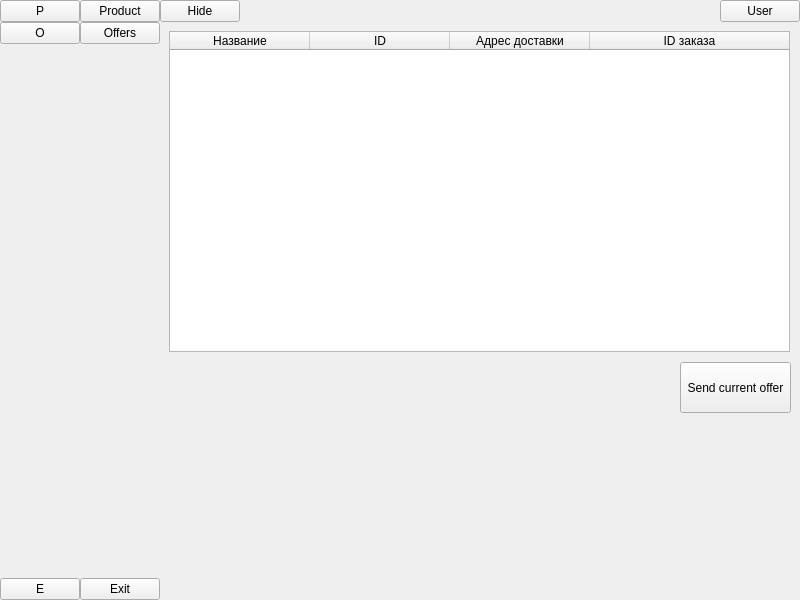
First picture: the form in crmapp.ui, repository tr1plejj/crm-v1-app, before the edit.
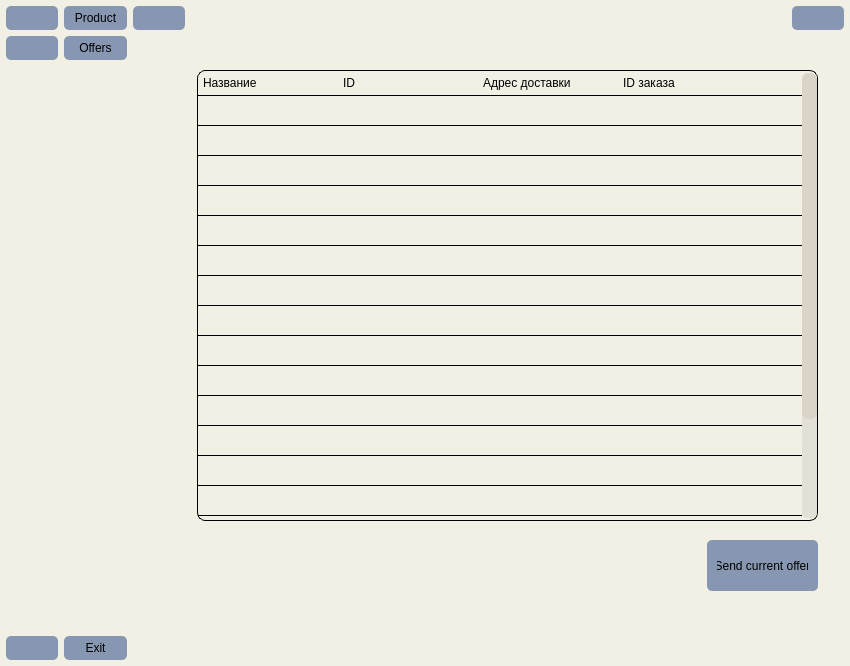
Second picture: the form after the edit. The open tabs and pages were chosen to show the change. Icons and pictures are not drawn.

The edit to the form file:
```diff
--- a/crmapp.ui
+++ b/crmapp.ui
@@ -6,14 +6,40 @@
    <rect>
     <x>0</x>
     <y>0</y>
-    <width>800</width>
-    <height>600</height>
+    <width>850</width>
+    <height>666</height>
    </rect>
   </property>
   <property name="windowTitle">
    <string>MainWindow</string>
   </property>
+  <property name="styleSheet">
+   <string notr="true">QMainWindow {
+	background-color: rgb(242, 239, 229);
+}
+QPushButton {
+	background-color: rgb(135, 151, 178);
+	padding: 5px 10px;
+	border-radius: 5px;
+}
+QPushButton:hover {
+	background-color: rgb(109, 138, 150);
+}
+QPushButton:checked {
+	background-color: rgb(52, 52, 74);
+	border: none;
+	color: rgb(247, 247, 247);
+}
+QPushButton:pressed {
+	border: none;
+	background-color: rgb(93, 112, 127);
+}
+</string>
+  </property>
   <widget class="QWidget" name="centralwidget">
+   <property name="styleSheet">
+    <string notr="true"/>
+   </property>
    <layout class="QGridLayout" name="gridLayout">
     <property name="leftMargin">
      <number>0</number>
@@ -37,7 +63,7 @@
         <number>0</number>
        </property>
        <property name="leftMargin">
-        <number>0</number>
+        <number>6</number>
        </property>
        <property name="topMargin">
         <number>0</number>
@@ -46,14 +72,43 @@
         <number>0</number>
        </property>
        <property name="bottomMargin">
-        <number>0</number>
+        <number>6</number>
        </property>
        <item>
         <layout class="QVBoxLayout" name="verticalLayout">
+         <property name="spacing">
+          <number>6</number>
+         </property>
+         <property name="topMargin">
+          <number>6</number>
+         </property>
+         <property name="bottomMargin">
+          <number>0</number>
+         </property>
          <item>
           <widget class="QPushButton" name="product_btn1">
+           <property name="enabled">
+            <bool>true</bool>
+           </property>
+           <property name="minimumSize">
+            <size>
+             <width>0</width>
+             <height>0</height>
+            </size>
+           </property>
            <property name="text">
-            <string>P</string>
+            <string/>
+           </property>
+           <property name="icon">
+            <iconset resource="icons/resource.qrc">
+             <normaloff>:/icons/product-64.ico</normaloff>
+             <normalon>:/icons/product-64-pressed.ico</normalon>:/icons/product-64.ico</iconset>
+           </property>
+           <property name="iconSize">
+            <size>
+             <width>20</width>
+             <height>20</height>
+            </size>
            </property>
            <property name="checkable">
             <bool>true</bool>
@@ -61,12 +116,26 @@
            <property name="autoExclusive">
             <bool>true</bool>
            </property>
+           <property name="flat">
+            <bool>false</bool>
+           </property>
           </widget>
          </item>
          <item>
           <widget class="QPushButton" name="offers_btn1">
            <property name="text">
-            <string>O</string>
+            <string/>
+           </property>
+           <property name="icon">
+            <iconset resource="icons/resource.qrc">
+             <normaloff>:/icons/activity-feed-64.ico</normaloff>
+             <normalon>:/icons/activity-feed-64-pressed.ico</normalon>:/icons/activity-feed-64.ico</iconset>
+           </property>
+           <property name="iconSize">
+            <size>
+             <width>20</width>
+             <height>20</height>
+            </size>
            </property>
            <property name="checkable">
             <bool>true</bool>
@@ -74,6 +143,9 @@
            <property name="autoExclusive">
             <bool>true</bool>
            </property>
+           <property name="flat">
+            <bool>false</bool>
+           </property>
           </widget>
          </item>
         </layout>
@@ -94,7 +166,20 @@
        <item>
         <widget class="QPushButton" name="exit_btn1">
          <property name="text">
-          <string>E</string>
+          <string/>
+         </property>
+         <property name="icon">
+          <iconset resource="icons/resource.qrc">
+           <normaloff>:/icons/close-window-64.ico</normaloff>:/icons/close-window-64.ico</iconset>
+         </property>
+         <property name="iconSize">
+          <size>
+           <width>20</width>
+           <height>20</height>
+          </size>
+         </property>
+         <property name="flat">
+          <bool>false</bool>
          </property>
         </widget>
        </item>
@@ -108,7 +193,7 @@
         <number>0</number>
        </property>
        <property name="leftMargin">
-        <number>0</number>
+        <number>6</number>
        </property>
        <property name="topMargin">
         <number>0</number>
@@ -117,21 +202,42 @@
         <number>0</number>
        </property>
        <property name="bottomMargin">
-        <number>0</number>
+        <number>6</number>
        </property>
        <item>
         <layout class="QVBoxLayout" name="verticalLayout_3">
+         <property name="spacing">
+          <number>6</number>
+         </property>
+         <property name="topMargin">
+          <number>6</number>
+         </property>
          <item>
           <widget class="QPushButton" name="product_btn2">
            <property name="text">
             <string>Product</string>
            </property>
+           <property name="icon">
+            <iconset>
+             <selectedoff>:/icons/product-64.ico</selectedoff>
+             <selectedon>:/icons/product-64-pressed.ico</selectedon>
+            </iconset>
+           </property>
+           <property name="iconSize">
+            <size>
+             <width>20</width>
+             <height>20</height>
+            </size>
+           </property>
            <property name="checkable">
             <bool>true</bool>
            </property>
            <property name="autoExclusive">
             <bool>true</bool>
            </property>
+           <property name="flat">
+            <bool>false</bool>
+           </property>
           </widget>
          </item>
          <item>
@@ -139,12 +245,26 @@
            <property name="text">
             <string>Offers</string>
            </property>
+           <property name="icon">
+            <iconset resource="icons/resource.qrc">
+             <normaloff>:/icons/activity-feed-64.ico</normaloff>
+             <normalon>:/icons/activity-feed-64-pressed.ico</normalon>:/icons/activity-feed-64.ico</iconset>
+           </property>
+           <property name="iconSize">
+            <size>
+             <width>20</width>
+             <height>20</height>
+            </size>
+           </property>
            <property name="checkable">
             <bool>true</bool>
            </property>
            <property name="autoExclusive">
             <bool>true</bool>
            </property>
+           <property name="flat">
+            <bool>false</bool>
+           </property>
           </widget>
          </item>
         </layout>
@@ -167,6 +287,19 @@
          <property name="text">
           <string>Exit</string>
          </property>
+         <property name="icon">
+          <iconset resource="icons/resource.qrc">
+           <normaloff>:/icons/close-window-64.ico</normaloff>:/icons/close-window-64.ico</iconset>
+         </property>
+         <property name="iconSize">
+          <size>
+           <width>20</width>
+           <height>20</height>
+          </size>
+         </property>
+         <property name="flat">
+          <bool>false</bool>
+         </property>
         </widget>
        </item>
       </layout>
@@ -197,25 +330,55 @@
            <number>0</number>
           </property>
           <property name="leftMargin">
-           <number>0</number>
+           <number>6</number>
           </property>
           <property name="topMargin">
-           <number>0</number>
+           <number>6</number>
           </property>
           <property name="rightMargin">
-           <number>0</number>
+           <number>6</number>
           </property>
           <property name="bottomMargin">
            <number>0</number>
           </property>
           <item>
            <widget class="QPushButton" name="sidebar_hide_btn">
+            <property name="autoFillBackground">
+             <bool>false</bool>
+            </property>
+            <property name="styleSheet">
+             <string notr="true">QPushButton:checked {
+	background-color: rgb(135, 151, 178);
+}
+QPushButton:hover {
+	background-color: rgb(135, 151, 178);
+}</string>
+            </property>
             <property name="text">
-             <string>Hide</string>
+             <string/>
+            </property>
+            <property name="icon">
+             <iconset resource="icons/resource.qrc">
+              <normaloff>:/icons/menu-4-64.ico</normaloff>:/icons/menu-4-64.ico</iconset>
+            </property>
+            <property name="iconSize">
+             <size>
+              <width>20</width>
+              <height>20</height>
+             </size>
             </property>
             <property name="checkable">
              <bool>true</bool>
             </property>
+            <property name="checked">
+             <bool>false</bool>
+            </property>
+            <property name="autoExclusive">
+             <bool>false</bool>
+            </property>
+            <property name="flat">
+             <bool>false</bool>
+            </property>
            </widget>
           </item>
           <item>
@@ -233,15 +396,53 @@
           </item>
           <item>
            <widget class="QPushButton" name="user_btn">
+            <property name="mouseTracking">
+             <bool>false</bool>
+            </property>
+            <property name="focusPolicy">
+             <enum>Qt::NoFocus</enum>
+            </property>
+            <property name="acceptDrops">
+             <bool>false</bool>
+            </property>
+            <property name="styleSheet">
+             <string notr="true"/>
+            </property>
             <property name="text">
-             <string>User</string>
+             <string/>
+            </property>
+            <property name="icon">
+             <iconset resource="icons/resource.qrc">
+              <normaloff>:/icons/user-64.ico</normaloff>
+              <normalon>:/icons/user-64-pressed.ico</normalon>:/icons/user-64.ico</iconset>
+            </property>
+            <property name="iconSize">
+             <size>
+              <width>20</width>
+              <height>20</height>
+             </size>
             </property>
             <property name="checkable">
              <bool>true</bool>
             </property>
+            <property name="checked">
+             <bool>false</bool>
+            </property>
+            <property name="autoRepeat">
+             <bool>false</bool>
+            </property>
             <property name="autoExclusive">
              <bool>false</bool>
             </property>
+            <property name="autoDefault">
+             <bool>false</bool>
+            </property>
+            <property name="default">
+             <bool>false</bool>
+            </property>
+            <property name="flat">
+             <bool>false</bool>
+            </property>
            </widget>
           </item>
          </layout>
@@ -367,12 +568,122 @@
           <widget class="QTableWidget" name="offers_table_widget">
            <property name="geometry">
             <rect>
-             <x>9</x>
-             <y>9</y>
+             <x>70</x>
+             <y>40</y>
              <width>621</width>
-             <height>321</height>
+             <height>451</height>
             </rect>
            </property>
+           <property name="focusPolicy">
+            <enum>Qt::NoFocus</enum>
+           </property>
+           <property name="autoFillBackground">
+            <bool>false</bool>
+           </property>
+           <property name="styleSheet">
+            <string notr="true">QTableWidget {
+	background-color: transparent;
+	border: 1px solid #000;
+	border-radius: 8px;
+}
+
+QHeaderView:section {
+	background-color: transparent;
+	border: none;
+	border-bottom: 1px solid;
+	padding: 3px 5px;
+}
+
+QHeaderView {
+	background-color: transparent;
+}
+
+QTableWidget:item {
+	border-bottom: 1px solid;
+}
+
+QTableWidget:item:selected {
+	background-color: rgb(208, 205, 197);
+} 
+
+QScrollBar:vertical {
+	border: none;
+	border-radius: 5px;
+	width: 15px;
+	background-color: rgb(227, 224, 215);
+	margin: 2px 0 2px 0;
+}
+
+
+QScrollBar::handle:vertical {
+	max-height: 10px;
+	background-color: rgb(218, 211, 200);
+	border-radius: 7px;
+}
+
+QScrollBar::handle:hover {
+	background-color: rgb(211, 204, 194);
+}
+
+QScrollBar::handle:pressed {
+	background-color: rgb(198, 191, 182);
+}
+QScrollBar::sub-line:vertical {
+	border-top-right-radius: 7px;
+	border-top-left-radius: 7px;
+	background-color: transparent;
+	height: 10 px;
+}
+
+QScrollBar::sub-line:vertical:hover {
+	background-color: rgb(218, 211, 200);
+}
+
+QScrollBar::sub-line:vertical:pressed {
+	background-color: rgb(198, 191, 182);
+}
+
+QScrollBar::add-line:vertical {
+	border-bottom-right-radius: 7px;
+	border-bottom-left-radius: 7px;
+	background-color: transparent;
+	height: 10 px;
+}
+
+QScrollBar::add-line:vertical:hover {
+	background-color: rgb(218, 211, 200);
+}
+
+QScrollBar::add-line:vertical:pressed {
+	background-color: rgb(198, 191, 182);
+}
+
+QScrollBar::up-arrow:vertical, QScrollBar::down-arrow:vertical {
+	background: none;
+}
+
+QScrollBar::add-page:vertical, QScrollBar::sub-page:vertical {
+	background: none;
+}</string>
+           </property>
+           <property name="editTriggers">
+            <set>QAbstractItemView::SelectedClicked</set>
+           </property>
+           <property name="selectionMode">
+            <enum>QAbstractItemView::SingleSelection</enum>
+           </property>
+           <property name="selectionBehavior">
+            <enum>QAbstractItemView::SelectRows</enum>
+           </property>
+           <property name="showGrid">
+            <bool>false</bool>
+           </property>
+           <property name="sortingEnabled">
+            <bool>false</bool>
+           </property>
+           <property name="wordWrap">
+            <bool>true</bool>
+           </property>
            <attribute name="horizontalHeaderCascadingSectionResizes">
             <bool>true</bool>
            </attribute>
@@ -382,38 +693,155 @@
            <attribute name="horizontalHeaderDefaultSectionSize">
             <number>140</number>
            </attribute>
+           <attribute name="horizontalHeaderHighlightSections">
+            <bool>false</bool>
+           </attribute>
+           <attribute name="horizontalHeaderShowSortIndicator" stdset="0">
+            <bool>false</bool>
+           </attribute>
            <attribute name="horizontalHeaderStretchLastSection">
             <bool>true</bool>
            </attribute>
            <attribute name="verticalHeaderVisible">
             <bool>false</bool>
            </attribute>
+           <attribute name="verticalHeaderCascadingSectionResizes">
+            <bool>false</bool>
+           </attribute>
+           <attribute name="verticalHeaderMinimumSectionSize">
+            <number>25</number>
+           </attribute>
+           <attribute name="verticalHeaderDefaultSectionSize">
+            <number>30</number>
+           </attribute>
+           <row>
+            <property name="text">
+             <string>Новая строка</string>
+            </property>
+           </row>
+           <row>
+            <property name="text">
+             <string>Новая строка</string>
+            </property>
+           </row>
+           <row>
+            <property name="text">
+             <string>Новая строка</string>
+            </property>
+           </row>
+           <row>
+            <property name="text">
+             <string>Новая строка</string>
+            </property>
+           </row>
+           <row>
+            <property name="text">
+             <string>Новая строка</string>
+            </property>
+           </row>
+           <row>
+            <property name="text">
+             <string>Новая строка</string>
+            </property>
+           </row>
+           <row>
+            <property name="text">
+             <string>Новая строка</string>
+            </property>
+           </row>
+           <row>
+            <property name="text">
+             <string>Новая строка</string>
+            </property>
+           </row>
+           <row>
+            <property name="text">
+             <string>Новая строка</string>
+            </property>
+           </row>
+           <row>
+            <property name="text">
+             <string>Новая строка</string>
+            </property>
+           </row>
+           <row>
+            <property name="text">
+             <string>Новая строка</string>
+            </property>
+           </row>
+           <row>
+            <property name="text">
+             <string>Новая строка</string>
+            </property>
+           </row>
+           <row>
+            <property name="text">
+             <string>Новая строка</string>
+            </property>
+           </row>
+           <row>
+            <property name="text">
+             <string>Новая строка</string>
+            </property>
+           </row>
+           <row>
+            <property name="text">
+             <string>Новая строка</string>
+            </property>
+           </row>
+           <row>
+            <property name="text">
+             <string>Новая строка</string>
+            </property>
+           </row>
+           <row>
+            <property name="text">
+             <string>Новая строка</string>
+            </property>
+           </row>
+           <row>
+            <property name="text">
+             <string>Новая строка</string>
+            </property>
+           </row>
            <column>
             <property name="text">
              <string>Название</string>
             </property>
+            <property name="textAlignment">
+             <set>AlignLeading|AlignVCenter</set>
+            </property>
            </column>
            <column>
             <property name="text">
              <string>ID</string>
             </property>
+            <property name="textAlignment">
+             <set>AlignLeading|AlignVCenter</set>
+            </property>
            </column>
            <column>
             <property name="text">
              <string>Адрес доставки</string>
             </property>
+            <property name="textAlignment">
+             <set>AlignLeading|AlignVCenter</set>
+            </property>
            </column>
            <column>
             <property name="text">
              <string>ID заказа</string>
             </property>
+            <property name="textAlignment">
+             <set>AlignLeading|AlignVCenter</set>
+            </property>
            </column>
           </widget>
           <widget class="QPushButton" name="send_current_offer_btn">
            <property name="geometry">
             <rect>
-             <x>520</x>
-             <y>340</y>
+             <x>580</x>
+             <y>510</y>
              <width>111</width>
              <height>51</height>
             </rect>
@@ -421,6 +849,9 @@
            <property name="text">
             <string>Send current offer</string>
            </property>
+           <property name="flat">
+            <bool>true</bool>
+           </property>
           </widget>
          </widget>
         </widget>
```
Left out of the diff: 88 changed lines with no effect on the pictures.
